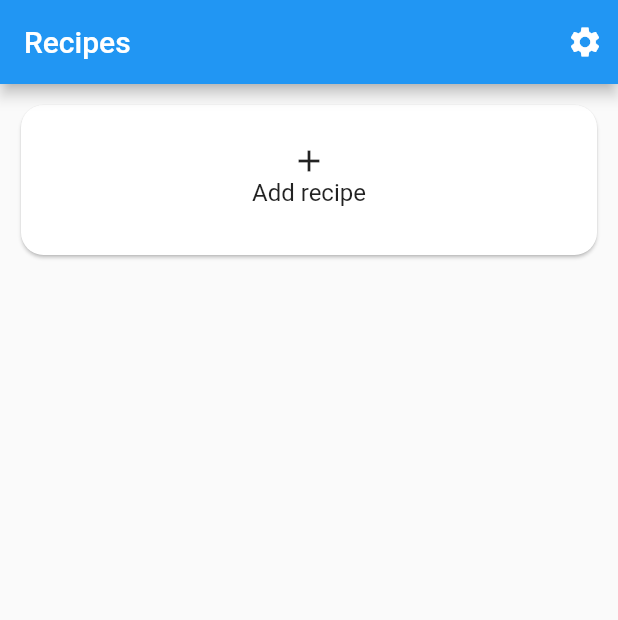
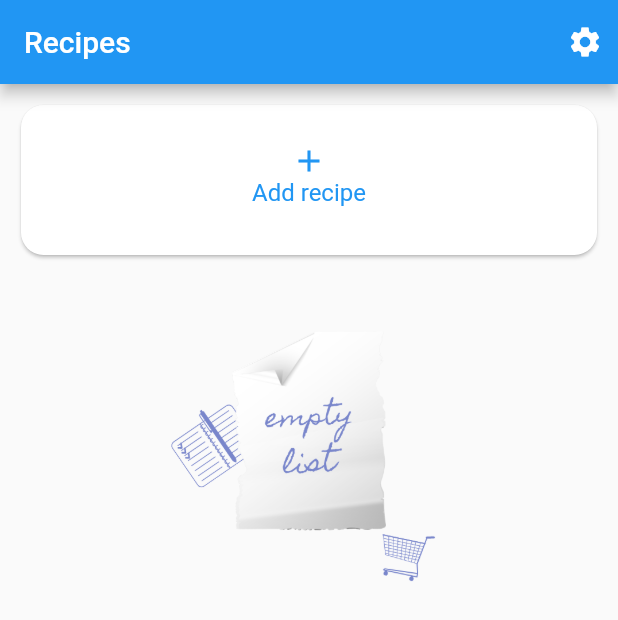
Before and after one commit to Dr34msHunt3r/dotd, a Flutter app: the screen it shows after launch, on a phone screen of 412 x 824 dp. Shown: the top 620 px of the screen. Run offline on Flutter 3.47's test engine with Material 2 defaults, Android fonts, the phone set to English and light mode, and no system bars; our stand-ins replace bloc, flutter_bloc, fluttertoast; network calls fail.

Commit message:
fix: application now return a widget with image for empty list instead progresIndicator which lasts forever

```diff
--- a/lib/cubit/recipes_state.dart
+++ b/lib/cubit/recipes_state.dart
@@ -1,7 +1,9 @@
 part of 'recipes_cubit.dart';
 
 @immutable
-abstract class RecipesState {}
+abstract class RecipesState {
+  get recipes => null;
+}
 
 class RecipesInitial extends RecipesState {}
 class RecipesLoaded extends RecipesState {
@@ -9,3 +11,8 @@ class RecipesLoaded extends RecipesState {
 
   RecipesLoaded({required this.recipes});
 }
+class RecipesEmpty extends RecipesState {
+  final List<Recipe> recipes;
+
+  RecipesEmpty({required this.recipes});
+}
--- a/lib/presentation/screens/recipes_screen.dart
+++ b/lib/presentation/screens/recipes_screen.dart
@@ -27,10 +27,22 @@ class RecipesScreen extends StatelessWidget {
       body: SafeArea(
         child: BlocBuilder<RecipesCubit, RecipesState>(
           builder: (context, state) {
-            if (!(state is RecipesLoaded)) {
+            if (!(state is RecipesLoaded || state is RecipesEmpty)) {
               return const Center(child: CircularProgressIndicator());
             }
-            final recipes = (state as RecipesLoaded).recipes;
+            var recipes = [];
+            if (state is RecipesLoaded){
+              recipes = (state as RecipesLoaded).recipes;
+            } else if (state is RecipesEmpty){
+              recipes = (state as RecipesEmpty).recipes;
+              return ListView(
+                padding: const EdgeInsets.all(10.0),
+                children: [
+                  _addRecipe(context),
+                  Image(image: AssetImage('assets/default/empty_list.png')),
+                ],
+              );
+            }
 
             return ListView(
               padding: const EdgeInsets.all(10.0),
@@ -60,12 +72,12 @@ class RecipesScreen extends StatelessWidget {
             child: Padding(
               padding: const EdgeInsets.all(25.0),
               child: Column(
-                children: const [
-                  Icon(Icons.add),
+                children: [
+                  Icon(Icons.add, color: Colors.blue),
                   Center(
                       child: Text(
                     "Add recipe",
-                    style: TextStyle(fontSize: 16),
+                    style: TextStyle(fontSize: 16, color: Colors.blue),
                   )),
                 ],
               ),
@@ -90,11 +102,6 @@ class RecipesScreen extends StatelessWidget {
         SizedBox(
           width: 100,
             height: 100,
-            // child: Ink.image(
-            //   image: AssetImage('assets/default/recipe_default_image.png'),
-            //   height: 100,
-            //   fit: BoxFit.cover,
-            // ),
             child: ClipRRect(
               borderRadius: BorderRadius.only(bottomLeft: Radius.circular(15.0), topLeft: Radius.circular(15.0)),
                 child: Image(image: AssetImage('assets/default/recipe_default_image.png')))
```
Also changed, not shown: lib/cubit/recipes_cubit.dart (+15 -3 lines), assets/default/empty_list.png (added), lib/data/models/ingredient.dart (added).
